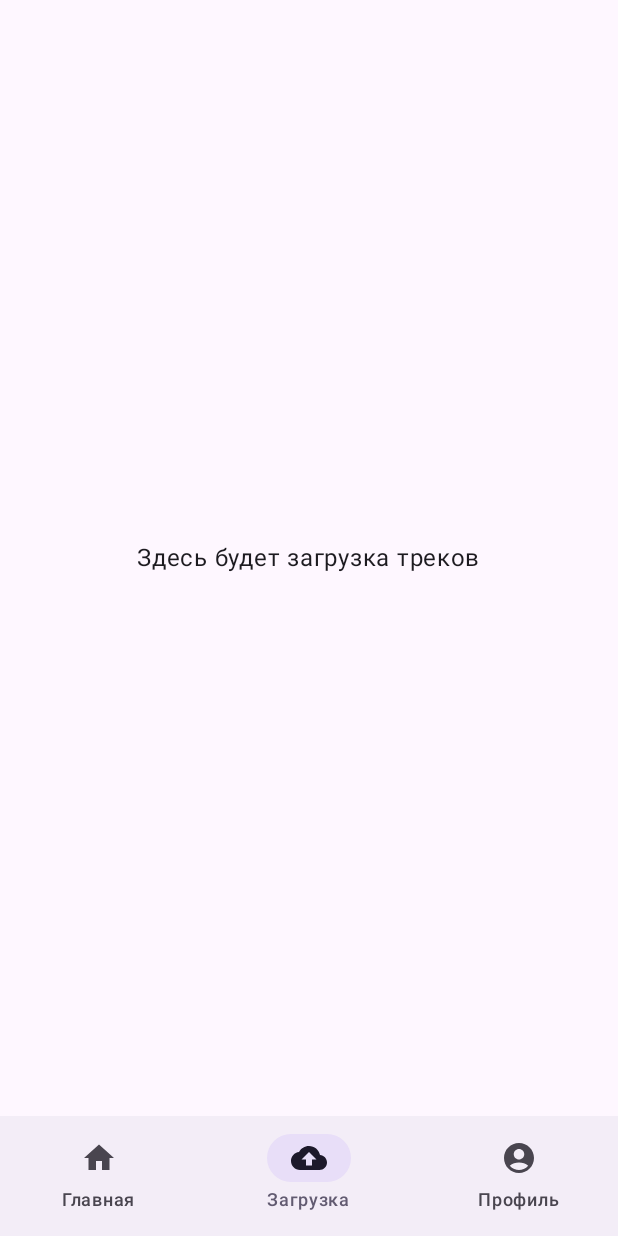
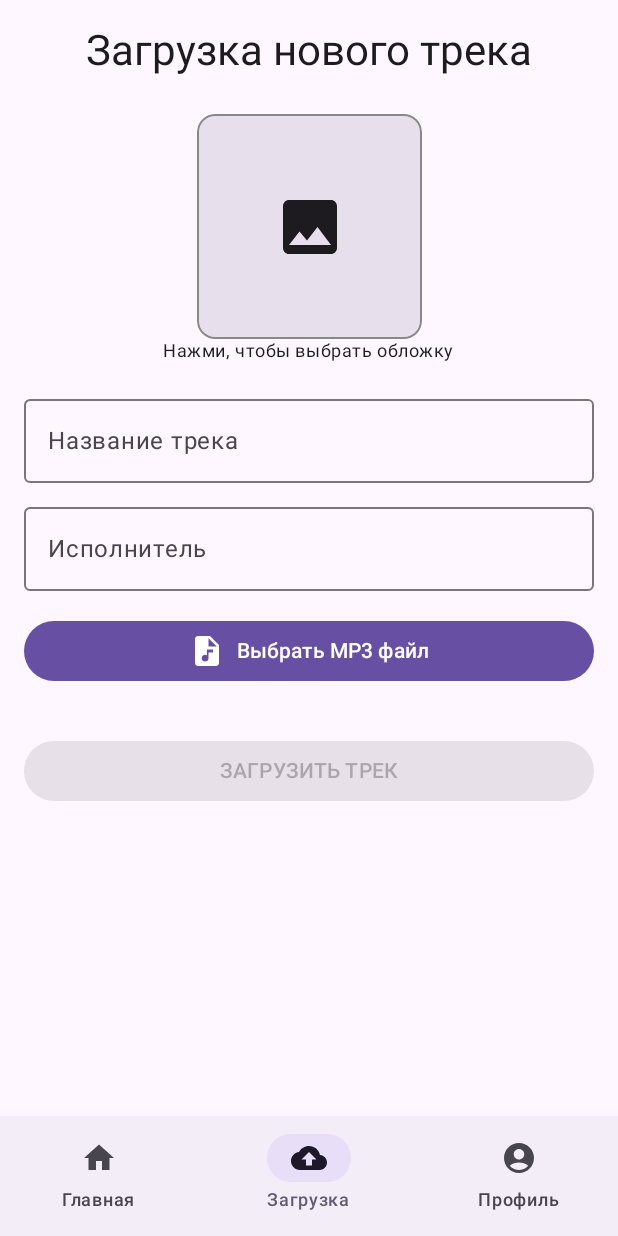
Before and after one commit to Dizzplastick/Ruby, an Android app built with Jetpack Compose: the UploadScreen screen opened through its navigation route, on a phone screen of 412 x 824 dp. Run offline under Robolectric (Android 15) with nearby library versions, the phone set to English and light mode, and no system bars; our stand-ins replace Firebase (no records; nobody signed in at launch, a user with empty details on screens opened directly); pictures from the network do not load.

Commit message:
добавили загрузку треков

```diff
--- a/app/build.gradle.kts
+++ b/app/build.gradle.kts
@@ -86,6 +86,7 @@ dependencies {
     implementation("com.google.firebase:firebase-analytics")
     implementation("com.google.firebase:firebase-firestore")
     implementation("com.google.firebase:firebase-auth")
+    implementation("com.google.firebase:firebase-storage")
 
     testImplementation(libs.junit)
     androidTestImplementation(libs.androidx.junit)
--- a/app/src/main/java/com/example/myapplication43/di/dataModule.kt
+++ b/app/src/main/java/com/example/myapplication43/di/dataModule.kt
@@ -1,9 +1,9 @@
 package com.example.myapplication43.di
 
 import com.example.myapplication43.data.repository.FirebaseMusicRepositoryImpl
-import com.example.myapplication43.data.repository.MockMusicRepositoryImpl
 import com.example.myapplication43.domain.repository.MusicRepository
 import com.google.firebase.firestore.FirebaseFirestore
+import com.google.firebase.storage.FirebaseStorage
 import org.koin.dsl.module
 
 // Это переменная, в которой хранится "инструкция" для Koin
@@ -15,12 +15,14 @@ val dataModule = module {
     // В фигурных скобках { ... } мы создаем РЕАЛИЗАЦИЮ (что дать).
 // 1. Провайдим сам инстанс Firestore
     single { FirebaseFirestore.getInstance() }
+    single { FirebaseStorage.getInstance() } // <-- Добавляем Storage
 
     // 2. ПОДМЕНА! Используем Firebase реализацию
     // Было: single<MusicRepository> { MockMusicRepositoryImpl() }
 
     // Стало:
     single<MusicRepository> {
-        FirebaseMusicRepositoryImpl(db = get())
+        // Теперь передаем и db, и storage
+        FirebaseMusicRepositoryImpl(db = get(), storage = get())
     }
 }
--- a/app/src/main/java/com/example/myapplication43/di/viewModelModule.kt
+++ b/app/src/main/java/com/example/myapplication43/di/viewModelModule.kt
@@ -3,6 +3,7 @@ package com.example.myapplication43.di
 
 import com.example.myapplication43.presentation.viewmodel.HomeViewModel
 import com.example.myapplication43.presentation.viewmodel.PlayerViewModel
+import com.example.myapplication43.presentation.viewmodel.UploadViewModel
 import org.koin.androidx.viewmodel.dsl.viewModel
 import org.koin.dsl.module
 
@@ -20,4 +21,6 @@ val viewModelModule = module {
         )
     }
     viewModel { HomeViewModel(get(), get()) }
+
+    viewModel { UploadViewModel(get()) }
 }
--- a/app/src/main/java/com/example/myapplication43/domain/repository/MusicRepository.kt
+++ b/app/src/main/java/com/example/myapplication43/domain/repository/MusicRepository.kt
@@ -2,6 +2,7 @@ package com.example.myapplication43.domain.repository
 
 import com.example.myapplication43.domain.models.Track
 import kotlinx.coroutines.flow.Flow
+import android.net.Uri
 
 interface MusicRepository {
 
@@ -11,4 +12,6 @@ interface MusicRepository {
 
     suspend fun toggleLike (trackId: String , isLiked: Boolean)
 
+    suspend fun uploadTrack(title: String, artist: String, coverUri: Uri, audioUri: Uri): Boolean
+
 }
--- a/app/src/main/java/com/example/myapplication43/presentation/ui/screens/UploadScreen.kt
+++ b/app/src/main/java/com/example/myapplication43/presentation/ui/screens/UploadScreen.kt
@@ -1,15 +1,144 @@
 package com.example.myapplication43.presentation.ui.screens
 
-import androidx.compose.foundation.layout.Box
-import androidx.compose.foundation.layout.fillMaxSize
-import androidx.compose.material3.Text
-import androidx.compose.runtime.Composable
+import android.net.Uri
+import android.widget.Toast
+import androidx.activity.compose.rememberLauncherForActivityResult
+import androidx.activity.result.contract.ActivityResultContracts
+import androidx.compose.foundation.background
+import androidx.compose.foundation.border
+import androidx.compose.foundation.clickable
+import androidx.compose.foundation.layout.*
+import androidx.compose.foundation.shape.RoundedCornerShape
+import androidx.compose.material.icons.Icons
+import androidx.compose.material.icons.filled.AudioFile
+import androidx.compose.material.icons.filled.Image
+import androidx.compose.material3.*
+import androidx.compose.runtime.*
 import androidx.compose.ui.Alignment
 import androidx.compose.ui.Modifier
+import androidx.compose.ui.draw.clip
+import androidx.compose.ui.graphics.Color
+import androidx.compose.ui.platform.LocalContext
+import androidx.compose.ui.unit.dp
+import coil.compose.AsyncImage
+import com.example.myapplication43.presentation.viewmodel.UploadViewModel
+import org.koin.androidx.compose.koinViewModel
 
 @Composable
-fun UploadScreen() {
-    Box(modifier = Modifier.fillMaxSize(), contentAlignment = Alignment.Center) {
-        Text(text = "Здесь будет загрузка треков")
+fun UploadScreen(
+    viewModel: UploadViewModel = koinViewModel()
+) {
+    val context = LocalContext.current
+    val isLoading by viewModel.isLoading.collectAsState()
+    val uploadSuccess by viewModel.uploadSuccess.collectAsState()
+
+    var title by remember { mutableStateOf("") }
+    var artist by remember { mutableStateOf("") }
+    var coverUri by remember { mutableStateOf<Uri?>(null) }
+    var audioUri by remember { mutableStateOf<Uri?>(null) }
+
+    // Пикер для Картинки
+    val imageLauncher = rememberLauncherForActivityResult(ActivityResultContracts.GetContent()) { uri ->
+        coverUri = uri
+    }
+
+    // Пикер для Аудио
+    val audioLauncher = rememberLauncherForActivityResult(ActivityResultContracts.GetContent()) { uri ->
+        audioUri = uri
+    }
+
+    // Обработка результата загрузки
+    LaunchedEffect(uploadSuccess) {
+        if (uploadSuccess == true) {
+            Toast.makeText(context, "Трек успешно загружен!", Toast.LENGTH_LONG).show()
+            // Очистка полей
+            title = ""
+            artist = ""
+            coverUri = null
+            audioUri = null
+            viewModel.resetState()
+        } else if (uploadSuccess == false) {
+            Toast.makeText(context, "Ошибка загрузки", Toast.LENGTH_SHORT).show()
+        }
+    }
+
+    if (isLoading) {
+        Box(modifier = Modifier.fillMaxSize(), contentAlignment = Alignment.Center) {
+            CircularProgressIndicator()
+        }
+    } else {
+        Column(
+            modifier = Modifier
+                .fillMaxSize()
+                .padding(16.dp),
+            horizontalAlignment = Alignment.CenterHorizontally
+        ) {
+            Text("Загрузка нового трека", style = MaterialTheme.typography.headlineMedium)
+
+            Spacer(modifier = Modifier.height(24.dp))
+
+            // 1. Выбор обложки
+            Box(
+                modifier = Modifier
+                    .size(150.dp)
+                    .clip(RoundedCornerShape(12.dp))
+                    .background(MaterialTheme.colorScheme.surfaceVariant)
+                    .border(1.dp, Color.Gray, RoundedCornerShape(12.dp))
+                    .clickable { imageLauncher.launch("image/*") },
+                contentAlignment = Alignment.Center
+            ) {
+                if (coverUri != null) {
+                    AsyncImage(model = coverUri, contentDescription = null, modifier = Modifier.fillMaxSize())
+                } else {
+                    Icon(Icons.Default.Image, contentDescription = null, modifier = Modifier.size(48.dp))
+                }
+            }
+            Text("Нажми, чтобы выбрать обложку", style = MaterialTheme.typography.bodySmall)
+
+            Spacer(modifier = Modifier.height(16.dp))
+
+            // 2. Поля ввода
+            OutlinedTextField(
+                value = title,
+                onValueChange = { title = it },
+                label = { Text("Название трека") },
+                modifier = Modifier.fillMaxWidth()
+            )
+
+            Spacer(modifier = Modifier.height(8.dp))
+
+            OutlinedTextField(
+                value = artist,
+                onValueChange = { artist = it },
+                label = { Text("Исполнитель") },
+                modifier = Modifier.fillMaxWidth()
+            )
+
+            Spacer(modifier = Modifier.height(16.dp))
+
+            // 3. Выбор аудиофайла
+            Button(
+                onClick = { audioLauncher.launch("audio/*") },
+                modifier = Modifier.fillMaxWidth(),
+                colors = ButtonDefaults.buttonColors(
+                    containerColor = if (audioUri != null) Color.Green else MaterialTheme.colorScheme.primary
+                )
+            ) {
+                Icon(Icons.Default.AudioFile, contentDescription = null)
+                Spacer(modifier = Modifier.width(8.dp))
+                Text(if (audioUri != null) "Файл выбран" else "Выбрать MP3 файл")
+            }
+
+            Spacer(modifier = Modifier.height(32.dp))
+
+            // 4. Кнопка отправки
+            Button(
+                onClick = { viewModel.uploadTrack(title, artist, coverUri, audioUri) },
+                enabled = title.isNotEmpty() && artist.isNotEmpty() && coverUri != null && audioUri != null,
+                modifier = Modifier.fillMaxWidth()
+            ) {
+                Text("ЗАГРУЗИТЬ ТРЕК")
+            }
+        }
     }
 }
--- /dev/null
+++ b/app/src/main/java/com/example/myapplication43/presentation/viewmodel/UploadViewModel.kt
@@ -0,0 +1,35 @@
+package com.example.myapplication43.presentation.viewmodel
+
+import android.net.Uri
+import androidx.lifecycle.ViewModel
+import androidx.lifecycle.viewModelScope
+import com.example.myapplication43.domain.repository.MusicRepository
+import kotlinx.coroutines.flow.MutableStateFlow
+import kotlinx.coroutines.flow.asStateFlow
+import kotlinx.coroutines.launch
+
+class UploadViewModel(
+    private val repository: MusicRepository
+) : ViewModel() {
+
+    private val _isLoading = MutableStateFlow(false)
+    val isLoading = _isLoading.asStateFlow()
+
+    private val _uploadSuccess = MutableStateFlow<Boolean?>(null)
+    val uploadSuccess = _uploadSuccess.asStateFlow()
+
+    fun uploadTrack(title: String, artist: String, coverUri: Uri?, audioUri: Uri?) {
+        if (title.isBlank() || artist.isBlank() || coverUri == null || audioUri == null) return
+
+        viewModelScope.launch {
+            _isLoading.value = true
+            val result = repository.uploadTrack(title, artist, coverUri, audioUri)
+            _isLoading.value = false
+            _uploadSuccess.value = result
+        }
+    }
+
+    fun resetState() {
+        _uploadSuccess.value = null
+    }
+}
```
Also changed, not shown: app/src/main/java/com/example/myapplication43/data/repository/FirebaseMusicRepositoryImpl.kt (+49 -39 lines), app/src/main/java/com/example/myapplication43/data/repository/MockMusicRepositortyImpl.kt (+10 -0 lines).
